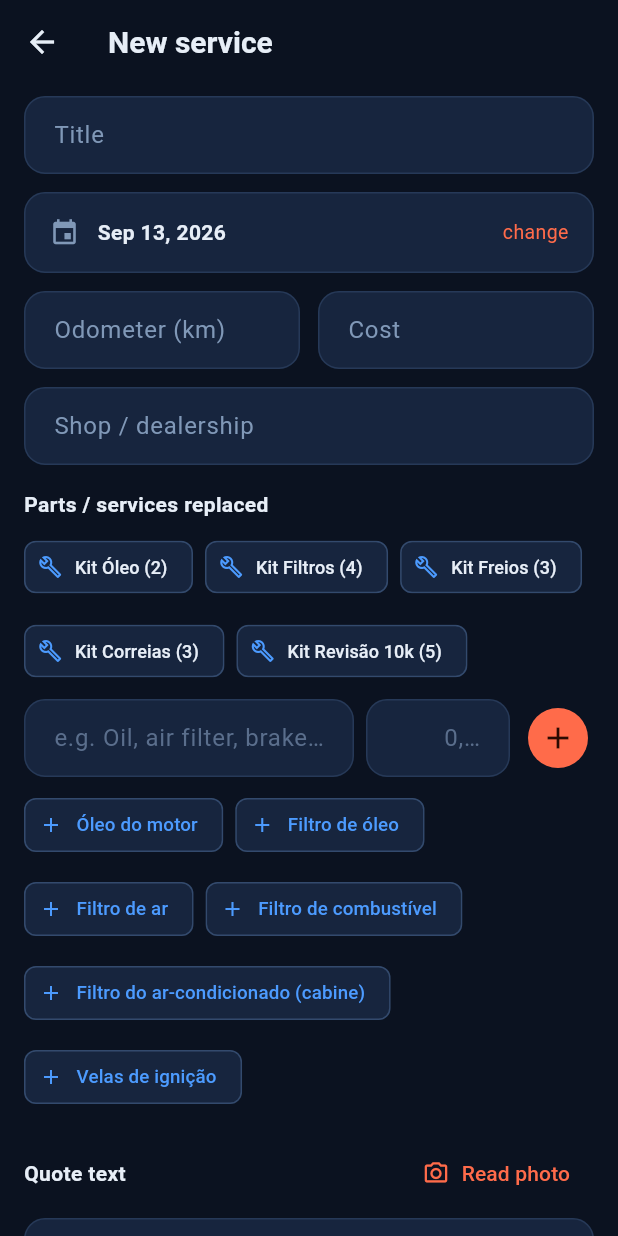
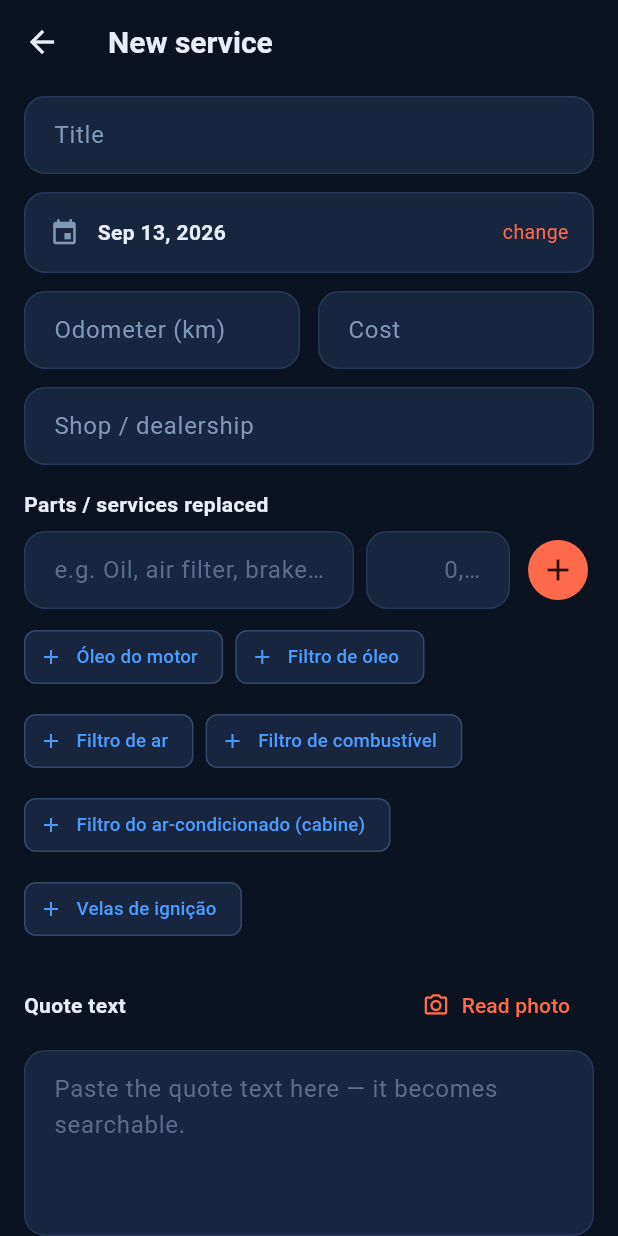
Before and after one commit to viniciostristao1/carlog_app, a Flutter app: the RevisaoFormScreen screen opened directly, on a phone screen of 412 x 824 dp. Run offline on Flutter 3.47's test engine with Material 3 defaults, Android fonts, the light colour scheme and no system bars; our stand-ins replace cloud_firestore, file_picker, firebase_auth, firebase_core, flutter_local_notifications, flutter_riverpod and 5 more; missing offline and left inert: google_mlkit_text_recognition; accounts and stored records are empty.

Commit message:
revisoes: remove kits e adiciona pecas de direcao e embreagem

```diff
--- a/app/lib/features/revisoes/itens_sugeridos.dart
+++ b/app/lib/features/revisoes/itens_sugeridos.dart
@@ -28,6 +28,10 @@ const itensSugeridos = <ItemSugerido>[
   ItemSugerido('Cambagem', 0),
   ItemSugerido('Bieleta (estabilizador)', 0),
   ItemSugerido('Bucha da suspensão', 0),
+  ItemSugerido('Articulação da direção', 0),
+  ItemSugerido('Barra axial', 0),
+  ItemSugerido('Bucha da barra estabilizadora', 0),
+  ItemSugerido('Ponteira de direção', 0),
   ItemSugerido('Polia (tensor/alternador)', 0),
   ItemSugerido('Amortecedores dianteiros', 60000),
   ItemSugerido('Amortecedores traseiros', 60000),
@@ -38,45 +42,15 @@ const itensSugeridos = <ItemSugerido>[
   ItemSugerido('Lâmpada da lanterna/freio', 0),
   ItemSugerido('Óleo do câmbio (manual)', 60000),
   ItemSugerido('Óleo do câmbio automático', 60000),
+  ItemSugerido('Rolamento de embreagem', 0),
+  ItemSugerido('Disco de embreagem', 0),
+  ItemSugerido('Platô de embreagem', 0),
   ItemSugerido('Fluido da direção hidráulica', 40000),
   ItemSugerido('Palhetas do limpador', 15000),
   ItemSugerido('Sonda lambda (sensor de oxigênio)', 80000),
   ItemSugerido('Vela de aquecimento (diesel)', 60000),
   ItemSugerido('Rolamento de roda dianteira', 60000),
   ItemSugerido('Rolamento de roda traseira', 60000),
-];
-
-class KitSugerido {
-  final String nome;
-  final List<String> itens;
-  const KitSugerido(this.nome, this.itens);
-}
-
-const kitsRevisao = <KitSugerido>[
-  KitSugerido('Kit Óleo', ['Óleo do motor', 'Filtro de óleo']),
-  KitSugerido('Kit Filtros', [
-    'Filtro de óleo',
-    'Filtro de ar',
-    'Filtro de combustível',
-    'Filtro do ar-condicionado (cabine)'
-  ]),
-  KitSugerido('Kit Freios', [
-    'Pastilhas de freio (dianteiras)',
-    'Discos de freio',
-    'Fluido de freio'
-  ]),
-  KitSugerido('Kit Correias', [
-    'Correia dentada',
-    'Correia dos acessórios (alternador)',
-    'Polia (tensor/alternador)'
-  ]),
-  KitSugerido('Kit Revisão 10k', [
-    'Óleo do motor',
-    'Filtro de óleo',
-    'Filtro de ar',
-    'Rodízio dos pneus',
-    'Alinhamento e balanceamento'
-  ]),
 ];
 
 /// Sugestões que combinam com o texto digitado (sem acento/caixa), até [max].
--- a/app/lib/features/revisoes/revisao_form_screen.dart
+++ b/app/lib/features/revisoes/revisao_form_screen.dart
@@ -128,16 +128,6 @@ class _RevisaoFormScreenState extends ConsumerState<RevisaoFormScreen> {
         _ultimosAutoItens = [];
       }
       _ocultarRepetir = true;
-    });
-  }
-
-  void _aplicarKit(KitSugerido k) {
-    setState(() {
-      final added = k.itens.where((e) => !_itens.contains(e)).toList();
-      if (added.isNotEmpty) {
-        _ultimosAutoItens = added;
-        _itens.addAll(added);
-      }
     });
   }
 
@@ -528,26 +518,6 @@ class _RevisaoFormScreenState extends ConsumerState<RevisaoFormScreen> {
                 }),
               ),
             ),
-          if (_itens.isEmpty)
-            Padding(
-              padding: const EdgeInsets.only(bottom: 8),
-              child: Wrap(
-                spacing: 8,
-                runSpacing: 8,
-                children: kitsRevisao
-                    .map((k) => ActionChip(
-                          avatar: Icon(Icons.build_outlined,
-                              size: 16,
-                              color: AppColors.leg(AppColors.catRevisoes)),
-                          label: Text('${k.nome} (${k.itens.length})',
-                              style: const TextStyle(fontSize: 12)),
-                          backgroundColor: AppColors.surface2,
-                          side: BorderSide(color: AppColors.line),
-                          onPressed: () => _aplicarKit(k),
-                        ))
-                    .toList(),
-              ),
-            ),
           if (_ultimosAutoItens.isNotEmpty)
             Padding(
               padding: const EdgeInsets.only(top: 0, bottom: 8),
```
Also changed, not shown: 4 other files.
